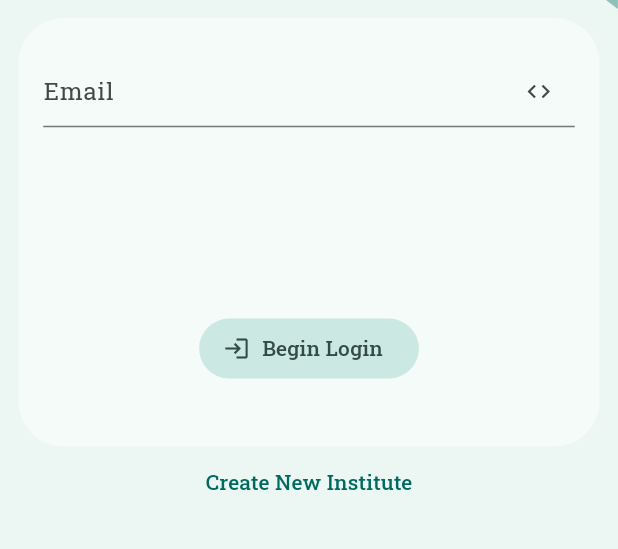
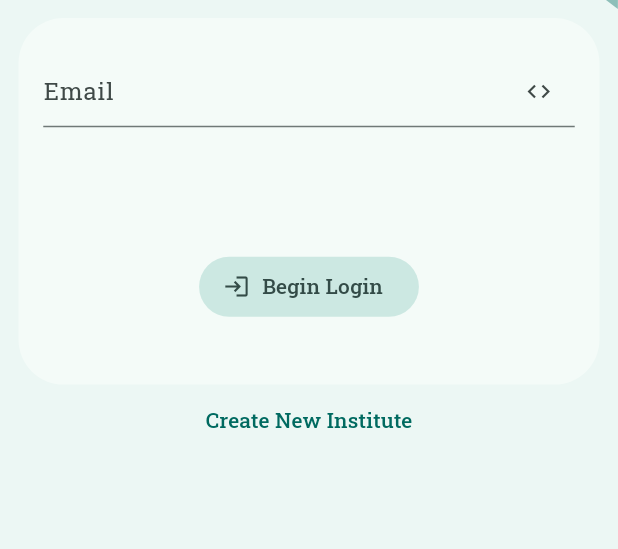
Before and after one commit to chiggosVikash/easy_education, a Flutter app: the screen it shows after launch, on a phone screen of 412 x 824 dp, the part 300-849 px from its top. Run offline on Flutter 3.47's test engine with Material 3 defaults, Android fonts, the light colour scheme and no system bars; our stand-ins replace cloud_firestore, firebase_core, firebase_storage, flutter_riverpod, freezed_annotation, google_fonts and 2 more; missing offline and left inert: email_otp; accounts and stored records are empty.

Commit message:
login completed

```diff
--- a/lib/features/create_institute/domain/repos/create_institute_repo_impl.dart
+++ b/lib/features/create_institute/domain/repos/create_institute_repo_impl.dart
@@ -1,14 +1,14 @@
 
+import 'package:easy_education/databases/local/local_db_query.dart';
 import 'package:easy_education/features/create_institute/data/models/institute_model.dart';
 import 'package:easy_education/features/create_institute/domain/repos/create_institute_repo.dart';
 
 import '../../data/data_sources/create_institute_data_source.dart';
-import '../../data/data_sources/create_institute_to_local.dart';
 
 class CreateInstituteRepoImpl implements CreateInstituteRepo{
 
   final CreateInstituteDataSource _createInstituteDataSource;
-  final CreateInstituteToLocal _createInstituteToLocal;
+  final LocalDbQuery _createInstituteToLocal;
 
   const CreateInstituteRepoImpl(this._createInstituteDataSource,this._createInstituteToLocal);
   @override
--- a/lib/features/create_institute/domain/usecases/create_institute_usecase.dart
+++ b/lib/features/create_institute/domain/usecases/create_institute_usecase.dart
@@ -9,7 +9,7 @@ import 'package:easy_education/services/email_auth_service.dart';
 import '../../../../services/email_auth_service_impl.dart';
 import '../../data/data_sources/create_institute_firebase_datasource_impl.dart';
 import '../../data/data_sources/firebase_storage_datasouce_impl.dart';
-import '../../data/data_sources/share_pref_data_source_impl.dart';
+import '../../../../databases/local/share_pref_data_source_impl.dart';
 import '../../data/models/institute_model.dart';
 import '../repos/create_institute_repo_impl.dart';
 import '../repos/image_storage_repo_impl.dart';
--- a/lib/features/create_institute/presentation/providers/email_validator_p.dart
+++ b/lib/features/create_institute/presentation/providers/email_validator_p.dart
@@ -32,9 +32,9 @@ class EmailValidatorP extends AutoDisposeAsyncNotifier<bool>{
     }
   }
 
-  bool validateOtp({required String otp}){
+  bool validateOtp({required String otp,CreateInstituteUseCase? createInstituteUseCase}){
     return ref.read(otpValidatorProvider.notifier).validateOtp(otp: otp,
-        createInstituteUseCase: _createInstituteUseCase
+        createInstituteUseCase: createInstituteUseCase ?? _createInstituteUseCase
     );
   }
 
--- a/lib/features/create_institute/presentation/widgets/add_institute_details_w.dart
+++ b/lib/features/create_institute/presentation/widgets/add_institute_details_w.dart
@@ -120,7 +120,11 @@ class AddInstituteDetailsW extends ConsumerWidget {
              return Text("Error: Failed to send otp ${state.error}");
            }
            else if(state.value == true){
-             return VerifyOtpW(otpController: _otpController,email: _emailController.text.trim(),);
+             return VerifyOtpW(otpController: _otpController,
+              onVerifiedSuccess: (){
+                ref.read(addInstituteProvider.notifier).addEmail(_emailController.text.trim());
+              },
+             );
            }
            return const SizedBox();
 
--- a/lib/features/login/data/data_sources/login_data_source.dart
+++ b/lib/features/login/data/data_sources/login_data_source.dart
@@ -1,4 +1,6 @@
 
 abstract interface class LoginDataSource{
   Future<bool> isInstituteExist(String email);
+  Future<bool> saveInstituteEmailToLocal({required String email});
+  Future<bool> isUserExistLocally();
 }
--- a/lib/features/login/domain/repos/login_repo.dart
+++ b/lib/features/login/domain/repos/login_repo.dart
@@ -1,4 +1,6 @@
 
 abstract interface class LoginRepo {
   Future<bool> isInstituteExist(String email);
+  Future<bool> saveInstituteEmailToLocal({required String email});
+  Future<bool> isUserExistLocally();
 }
--- a/lib/features/login/presentation/screens/login_s.dart
+++ b/lib/features/login/presentation/screens/login_s.dart
@@ -1,4 +1,6 @@
 import 'package:easy_education/features/create_institute/presentation/screens/create_institute_s.dart';
+import 'package:easy_education/features/home/presentation/screens/home_s.dart';
+import 'package:easy_education/features/login/domain/use_cases/login_use_case.dart';
 import 'package:easy_education/features/login/presentation/widgets/create_new_institute_button_w.dart';
 import 'package:easy_education/features/login/presentation/widgets/login_text_w.dart';
 import 'package:easy_education/features/login/presentation/widgets/logo_design_w.dart';
@@ -20,9 +22,21 @@ class _LoginSState extends ConsumerState<LoginS> with TickerProviderStateMixin{
 
   late AnimationController _controller;
 
+  final _loginUseCase = LoginUseCase();
+
+
+
   @override
   void initState() {
     super.initState();
+    Future(()async{
+      final status = await _loginUseCase.isUserExistLocally();
+      if(status){
+        if(mounted){
+          Navigator.of(context).pushNamedAndRemoveUntil(HomepageS.routeAddress, (route) => false);
+        }
+      }
+    });
     _controller = AnimationController(vsync: this,duration:const  Duration(seconds: 3));
     _controller.animateTo(0.0);
   }
--- a/lib/features/login/presentation/widgets/institute_login_w.dart
+++ b/lib/features/login/presentation/widgets/institute_login_w.dart
@@ -1,23 +1,30 @@
 import 'package:easy_education/features/create_institute/presentation/widgets/verify_otp_w.dart';
+import 'package:easy_education/features/home/presentation/screens/home_s.dart';
 import 'package:easy_education/features/login/presentation/providers/institute_existence_p.dart';
 import 'package:easy_education/features/login/presentation/widgets/begin_login_button_w.dart';
-import 'package:easy_education/features/login/presentation/widgets/login_button_w.dart';
 import 'package:easy_education/utils/dialogues/failed_dialogue.dart';
 import 'package:easy_education/utils/extensions/context_extension.dart';
 import 'package:flutter/material.dart';
 import 'package:flutter_riverpod/flutter_riverpod.dart';
 
+import '../../../create_institute/domain/usecases/create_institute_usecase.dart';
+import '../../domain/use_cases/login_use_case.dart';
+
 class SchoolLoginW extends ConsumerStatefulWidget {
-  const SchoolLoginW({super.key,});
+  const SchoolLoginW({
+    super.key,
+  });
 
   @override
   ConsumerState<SchoolLoginW> createState() => _SchoolLoginWState();
 }
 
 class _SchoolLoginWState extends ConsumerState<SchoolLoginW> {
-
   final TextEditingController _emailController = TextEditingController();
   final TextEditingController _otpController = TextEditingController();
+
+  final _loginUseCase = LoginUseCase();
+  final _createInstituteUseCase = CreateInstituteUseCase();
 
   @override
   void dispose() {
@@ -28,67 +35,125 @@ class _SchoolLoginWState extends ConsumerState<SchoolLoginW> {
 
   @override
   Widget build(BuildContext context) {
-
     return Container(
       decoration: BoxDecoration(
           borderRadius: BorderRadius.circular(30),
-        color: Theme.of(context).canvasColor
+          color: Theme.of(context).canvasColor),
+      padding: EdgeInsets.symmetric(
+          horizontal: context.width * .04, vertical: context.height * .01),
+      margin: EdgeInsets.symmetric(horizontal: context.width * .03),
+      child: Column(
+        children: [
+          SizedBox(
+            height: context.height * .02,
           ),
-      padding: EdgeInsets.symmetric(horizontal: context.width*.04,vertical: context.height*.01),
-      margin: EdgeInsets.symmetric(horizontal: context.width*.03),
-      child: Column(children: [
-         SizedBox(height: context.height*.02,),
 
           TextFormField(
             controller: _emailController,
-           decoration: const InputDecoration(isDense: true,labelText: "Email ",suffixIcon: Icon(Icons.code),
-         ),),
+            decoration: const InputDecoration(
+              isDense: true,
+              labelText: "Email ",
+              suffixIcon: Icon(Icons.code),
+            ),
+          ),
 
           // SizedBox(height: context.height*.02,),
           //
           // TextFormField(decoration: const  InputDecoration(isDense: true, labelText: "Password",suffixIcon: Icon(Icons.lock_outlined)
           //  )),
 
-         SizedBox(height: context.height*.15,),
+          SizedBox(
+            height: context.height * .1,
+          ),
 
           // LoginButtonW(
           //  onTap: (){},
           //  height: context.height*.045, width: context.width*.4),
 
-        Consumer(builder: (context, ref, child) {
+          Consumer(
+            builder: (context, ref, child) {
               final status = ref.watch(instituteExistenceProvider);
-          if(status is AsyncLoading) {
-            return const Center(child: CircularProgressIndicator(),);
-          } else if(status is AsyncError){
-            Future((){
+              if (status is AsyncLoading) {
+                return const Center(
+                  child: CircularProgressIndicator(),
+                );
+              } else if (status is AsyncError) {
+                /// Show error dialogue
+                Future(() {
                   _showDialogue("Login Failed", status.error.toString());
                 });
-            return BeginLoginButtonW(onPressed: (){
-              ref.read(instituteExistenceProvider.notifier).checkInstituteExistence(_emailController.text.trim());
-            },);
-          }
-          else if(status is AsyncData && status.value == true){
-           return VerifyOtpW(otpController: _otpController, email: _emailController.text.trim(),);
-          }
-          else if(status is AsyncData && status.value == false){
-          return BeginLoginButtonW(onPressed: (){
-            ref.read(instituteExistenceProvider.notifier).checkInstituteExistence(_emailController.text.trim());
-          },);
+
+                /// Reset the state
+                return BeginLoginButtonW(
+                  onPressed: () {
+                    ref
+                        .read(instituteExistenceProvider.notifier)
+                        .checkInstituteExistence(_emailController.text.trim());
+                  },
+                );
               }
 
-            return const SizedBox();
-
-
-          },),
-
-         SizedBox(height: context.height*.04,),
-
-
-        ],),);
+              /// If institute exists then show the otp field
+              else if (status is AsyncData && status.value == true) {
+                Future((){
+                  _createInstituteUseCase.sendOtp(userEmail: _emailController.text.trim());
+                });
+                return Column(
+                  children: [
+                    BeginLoginButtonW(
+                      onPressed: () async{
+                        await ref
+                            .read(instituteExistenceProvider.notifier)
+                            .checkInstituteExistence(
+                                _emailController.text.trim());
+                      },
+                    ),
+                    VerifyOtpW(
+                      onVerifiedSuccess: (){
+                          _loginUseCase.saveInstituteEmailToLocal(email: _emailController.text.trim());
+                          Navigator.pushNamedAndRemoveUntil(context, HomepageS.routeAddress, (route) => false);
+                      },
+                      createInstituteUseCase: _createInstituteUseCase,
+                      otpController: _otpController,
+                    ),
+                  ],
+                );
               }
 
-  void _showDialogue(String title,String message){
-    showDialog(context: context, builder: (context){
+              // /// If institute does not exist then show the login button
+              // else if (status is AsyncData && status.value == false) {
+              //   return BeginLoginButtonW(
+              //     onPressed: () {
+              //       ref
+              //           .read(instituteExistenceProvider.notifier)
+              //           .checkInstituteExistence(_emailController.text.trim());
+              //     },
+              //   );
+              // }
+
+              /// Reset the state
+              return BeginLoginButtonW(
+                onPressed: () {
+                  ref
+                      .read(instituteExistenceProvider.notifier)
+                      .checkInstituteExistence(_emailController.text.trim());
+                },
+              );
+            },
+          ),
+
+          SizedBox(
+            height: context.height * .04,
+          ),
+        ],
+      ),
+    );
+  }
+
+  void _showDialogue(String title, String message) {
+    showDialog(
+        context: context,
+        builder: (context) {
           return FailedDialogue(title: title, errorMessage: message);
         });
   }
--- a/lib/services/email_auth_service_impl.dart
+++ b/lib/services/email_auth_service_impl.dart
@@ -5,6 +5,7 @@ import 'package:email_otp/email_otp.dart' as emailOtp;
 
 class EmailAuthServiceImpl implements EmailAuthService{
   final emailOtp.EmailOTP _emailOTP = emailOtp.EmailOTP();
+
   @override
   Future<bool> sendOtp() async{
     try{
```
Also changed, not shown: lib/databases/local/local_db_query.dart (added, +11 -0 lines), lib/databases/local/share_pref_data_source_impl.dart (added, +76 -0 lines), lib/features/create_institute/data/data_sources/create_institute_to_local.dart (deleted, +0 -11 lines), lib/features/create_institute/data/data_sources/share_pref_data_source_impl.dart (deleted, +0 -61 lines), lib/features/create_institute/presentation/widgets/verify_otp_w.dart (+13 -5 lines), lib/features/login/data/data_sources/login_data_source_impl.dart (+22 -0 lines), lib/features/login/domain/repos/login_repo_impl.dart (+10 -0 lines), lib/features/login/domain/use_cases/login_use_case.dart (+8 -0 lines), lib/features/login/presentation/providers/institute_existence_p.dart (+5 -2 lines), lib/databases/local/shared_pref_db.dart (deleted). Lines whose indentation alone changed are shown as unchanged.
